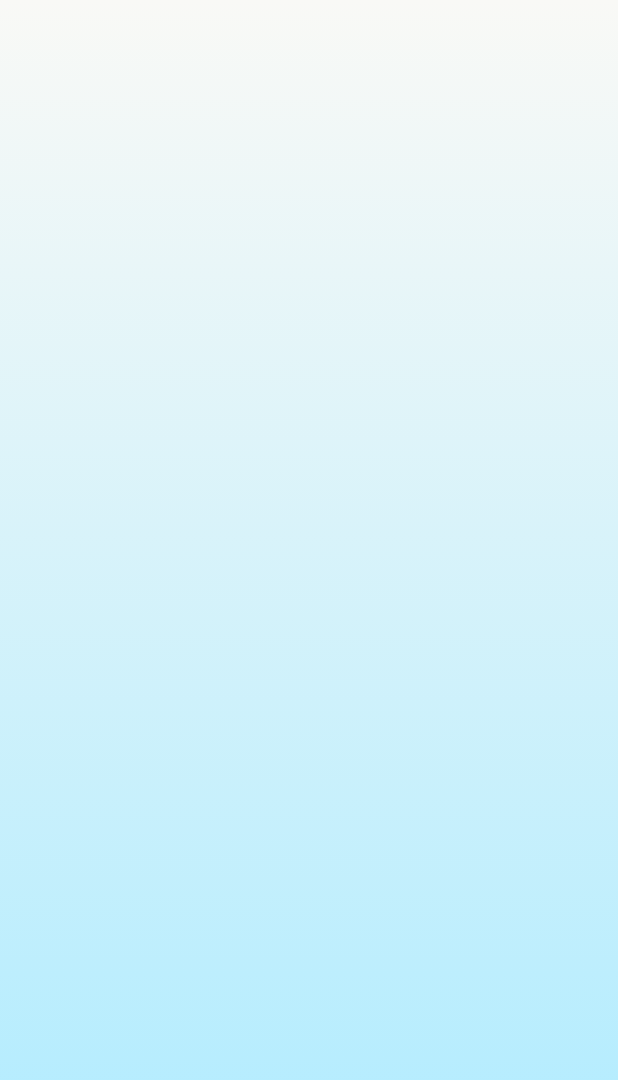
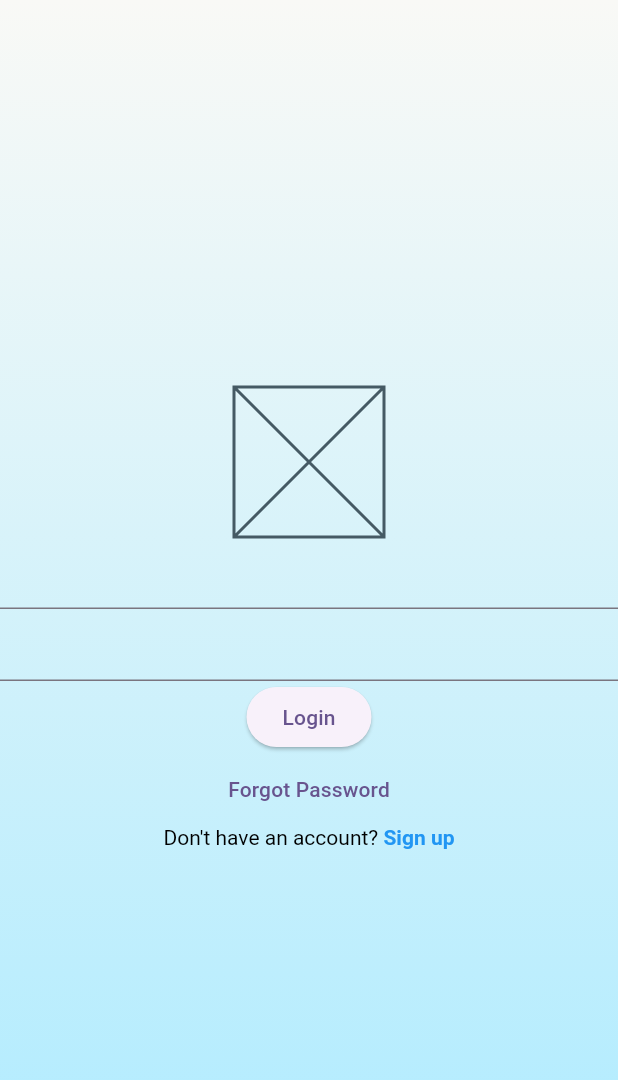
Before and after one commit to sharefahaneem/kokohub-flutter, a Flutter app: the screen it shows after launch, on a phone screen of 412 x 824 dp. Shown: the top 1080 px of the screen. Run offline on Flutter 3.47's test engine with Material 3 defaults, Android fonts, the phone set to English and light mode, and no system bars; our stand-ins replace equatable, flutter_bloc, shared_preferences.

Commit message:
chore(login): create temporary widget for login page

```diff
--- a/lib/ui/login/pages/login_layout.dart
+++ b/lib/ui/login/pages/login_layout.dart
@@ -17,6 +17,43 @@ class LoginLayout extends StatelessWidget {
           ],
         ),
       ),
+      child: Center(
+        child: Column(
+          mainAxisAlignment: MainAxisAlignment.center,
+          children: [
+            const SizedBox(
+              height: 100,
+              width: 100,
+              child: Placeholder(),
+            ),
+            TextFormField(),
+            TextFormField(),
+            ElevatedButton(
+              onPressed: () {},
+              child: const Text('Login'),
+            ),
+            TextButton(
+              onPressed: () {},
+              child: const Text('Forgot Password'),
+            ),
+            RichText(
+              text: const TextSpan(
+                text: "Don't have an account? ",
+                style: TextStyle(color: Colors.black),
+                children: <TextSpan>[
+                  TextSpan(
+                    text: 'Sign up',
+                    style: TextStyle(
+                      color: Colors.blue, // Color of the clickable text
+                      fontWeight: FontWeight.bold,
+                    ),
+                  ),
+                ],
+              ),
+            ),
+          ],
+        ),
+      ),
     );
   }
 }
```
